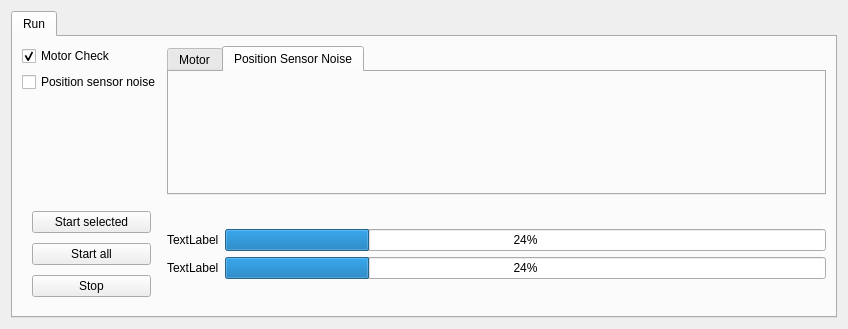
Qt form sr_health_check/uis/SrHealthCheck.ui (shadow-robot/sr-visualization) before a commit.
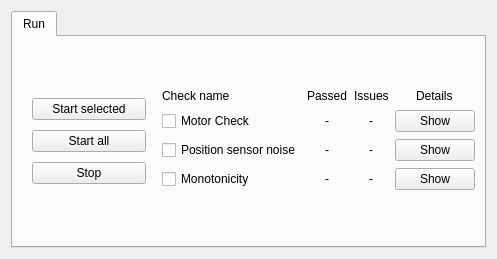
The same form after that commit.

```diff
--- a/sr_health_check/uis/SrHealthCheck.ui
+++ b/sr_health_check/uis/SrHealthCheck.ui
@@ -6,8 +6,8 @@
    <rect>
     <x>0</x>
     <y>0</y>
-    <width>848</width>
-    <height>329</height>
+    <width>497</width>
+    <height>259</height>
    </rect>
   </property>
   <property name="windowTitle">
@@ -39,6 +39,10 @@
        <item>
         <layout class="QGridLayout" name="gridLayout_2">
          <item row="2" column="0">
+          <layout class="QVBoxLayout" name="verticalLayout_3">
+           <item>
+            <layout class="QVBoxLayout" name="verticalLayout_2">
+             <item>
           <layout class="QVBoxLayout" name="verticalLayout">
            <property name="spacing">
             <number>10</number>
@@ -78,89 +82,179 @@
            </item>
           </layout>
          </item>
-         <item row="0" column="0">
-          <layout class="QVBoxLayout" name="verticalLayout_3">
-           <item>
-            <layout class="QVBoxLayout" name="verticalLayout_2">
-             <item>
+            </layout>
+           </item>
+          </layout>
+         </item>
+         <item row="2" column="1">
+          <layout class="QGridLayout" name="gridLayout_3">
+           <item row="2" column="1" alignment="Qt::AlignHCenter">
+            <widget class="QLabel" name="passed_position_sensor">
+             <property name="text">
+              <string>-</string>
+             </property>
+            </widget>
+           </item>
+           <item row="1" column="0">
               <widget class="QCheckBox" name="checkbox_motor">
+             <property name="sizePolicy">
+              <sizepolicy hsizetype="Minimum" vsizetype="Maximum">
+               <horstretch>0</horstretch>
+               <verstretch>0</verstretch>
+              </sizepolicy>
+             </property>
                <property name="text">
                 <string>Motor Check</string>
                </property>
                <property name="checked">
-                <bool>true</bool>
+              <bool>false</bool>
                </property>
               </widget>
              </item>
-             <item>
+           <item row="0" column="1">
+            <widget class="QLabel" name="label_4">
+             <property name="sizePolicy">
+              <sizepolicy hsizetype="Maximum" vsizetype="Maximum">
+               <horstretch>0</horstretch>
+               <verstretch>0</verstretch>
+              </sizepolicy>
+             </property>
+             <property name="text">
+              <string>Passed</string>
+             </property>
+            </widget>
+           </item>
+           <item row="2" column="3">
+            <widget class="QPushButton" name="button_details_position_sensor">
+             <property name="accessibleName">
+              <string>position_sensor</string>
+             </property>
+             <property name="text">
+              <string>Show</string>
+             </property>
+            </widget>
+           </item>
+           <item row="0" column="3" alignment="Qt::AlignHCenter">
+            <widget class="QLabel" name="label_6">
+             <property name="sizePolicy">
+              <sizepolicy hsizetype="Maximum" vsizetype="Maximum">
+               <horstretch>0</horstretch>
+               <verstretch>0</verstretch>
+              </sizepolicy>
+             </property>
+             <property name="text">
+              <string>Details</string>
+             </property>
+            </widget>
+           </item>
+           <item row="1" column="3">
+            <widget class="QPushButton" name="button_details_motor">
+             <property name="accessibleName">
+              <string>motor</string>
+             </property>
+             <property name="text">
+              <string>Show</string>
+             </property>
+            </widget>
+           </item>
+           <item row="0" column="0">
+            <widget class="QLabel" name="label_3">
+             <property name="sizePolicy">
+              <sizepolicy hsizetype="Maximum" vsizetype="Maximum">
+               <horstretch>0</horstretch>
+               <verstretch>0</verstretch>
+              </sizepolicy>
+             </property>
+             <property name="text">
+              <string>Check name</string>
+             </property>
+            </widget>
+           </item>
+           <item row="1" column="1" alignment="Qt::AlignHCenter">
+            <widget class="QLabel" name="passed_motor">
+             <property name="sizePolicy">
+              <sizepolicy hsizetype="Minimum" vsizetype="Minimum">
+               <horstretch>0</horstretch>
+               <verstretch>0</verstretch>
+              </sizepolicy>
+             </property>
+             <property name="text">
+              <string>-</string>
+             </property>
+            </widget>
+           </item>
+           <item row="2" column="0">
               <widget class="QCheckBox" name="checkbox_position_sensor">
+             <property name="sizePolicy">
+              <sizepolicy hsizetype="Minimum" vsizetype="Maximum">
+               <horstretch>0</horstretch>
+               <verstretch>0</verstretch>
+              </sizepolicy>
+             </property>
                <property name="text">
                 <string>Position sensor noise</string>
                </property>
               </widget>
              </item>
-             <item>
-              <widget class="QLabel" name="label_8">
+           <item row="0" column="2" alignment="Qt::AlignHCenter">
+            <widget class="QLabel" name="label_5">
+             <property name="sizePolicy">
+              <sizepolicy hsizetype="Maximum" vsizetype="Maximum">
+               <horstretch>0</horstretch>
+               <verstretch>0</verstretch>
+              </sizepolicy>
+             </property>
                <property name="text">
-                <string/>
+              <string>Issues</string>
                </property>
               </widget>
              </item>
-            </layout>
-           </item>
-          </layout>
-         </item>
-         <item row="2" column="1">
-          <layout class="QFormLayout" name="formLayout">
-           <property name="formAlignment">
-            <set>Qt::AlignLeading|Qt::AlignLeft|Qt::AlignVCenter</set>
-           </property>
-           <item row="0" column="0">
-            <widget class="QLabel" name="label">
+           <item row="1" column="2" alignment="Qt::AlignHCenter">
+            <widget class="QLabel" name="issues_motor">
+             <property name="text">
+              <string>-</string>
+             </property>
+            </widget>
+           </item>
+           <item row="2" column="2" alignment="Qt::AlignHCenter">
+            <widget class="QLabel" name="issues_position_sensor">
              <property name="text">
-              <string>TextLabel</string>
+              <string>-</string>
              </property>
             </widget>
            </item>
-           <item row="0" column="1">
-            <widget class="QProgressBar" name="progressBar">
-             <property name="value">
-              <number>24</number>
+           <item row="3" column="0">
+            <widget class="QCheckBox" name="checkbox_monotonicity">
+             <property name="text">
+              <string>Monotonicity</string>
              </property>
             </widget>
            </item>
-           <item row="1" column="0">
-            <widget class="QLabel" name="label_7">
+           <item row="3" column="3">
+            <widget class="QPushButton" name="button_details_monotonicity">
+             <property name="accessibleName">
+              <string>monotonicity</string>
+             </property>
              <property name="text">
-              <string>TextLabel</string>
+              <string>Show</string>
              </property>
             </widget>
            </item>
-           <item row="1" column="1">
-            <widget class="QProgressBar" name="progressBar_2">
-             <property name="value">
-              <number>24</number>
+           <item row="3" column="1" alignment="Qt::AlignHCenter">
+            <widget class="QLabel" name="passed_monotonicity">
+             <property name="text">
+              <string>-</string>
              </property>
             </widget>
            </item>
-          </layout>
-         </item>
-         <item row="0" column="1">
-          <widget class="QTabWidget" name="tabWidget_2">
-           <property name="currentIndex">
-            <number>1</number>
-           </property>
-           <widget class="QWidget" name="tab_3">
-            <attribute name="title">
-             <string>Motor</string>
-            </attribute>
-           </widget>
-           <widget class="QWidget" name="tab_4">
-            <attribute name="title">
-             <string>Position Sensor Noise</string>
-            </attribute>
-           </widget>
-          </widget>
+           <item row="3" column="2" alignment="Qt::AlignHCenter">
+            <widget class="QLabel" name="issues_monotonicity">
+             <property name="text">
+              <string>-</string>
+             </property>
+            </widget>
+           </item>
+          </layout>
          </item>
         </layout>
        </item>
```
Left out of the diff: 6 changed lines with no effect on the pictures. Lines whose indentation alone changed are shown as unchanged.
